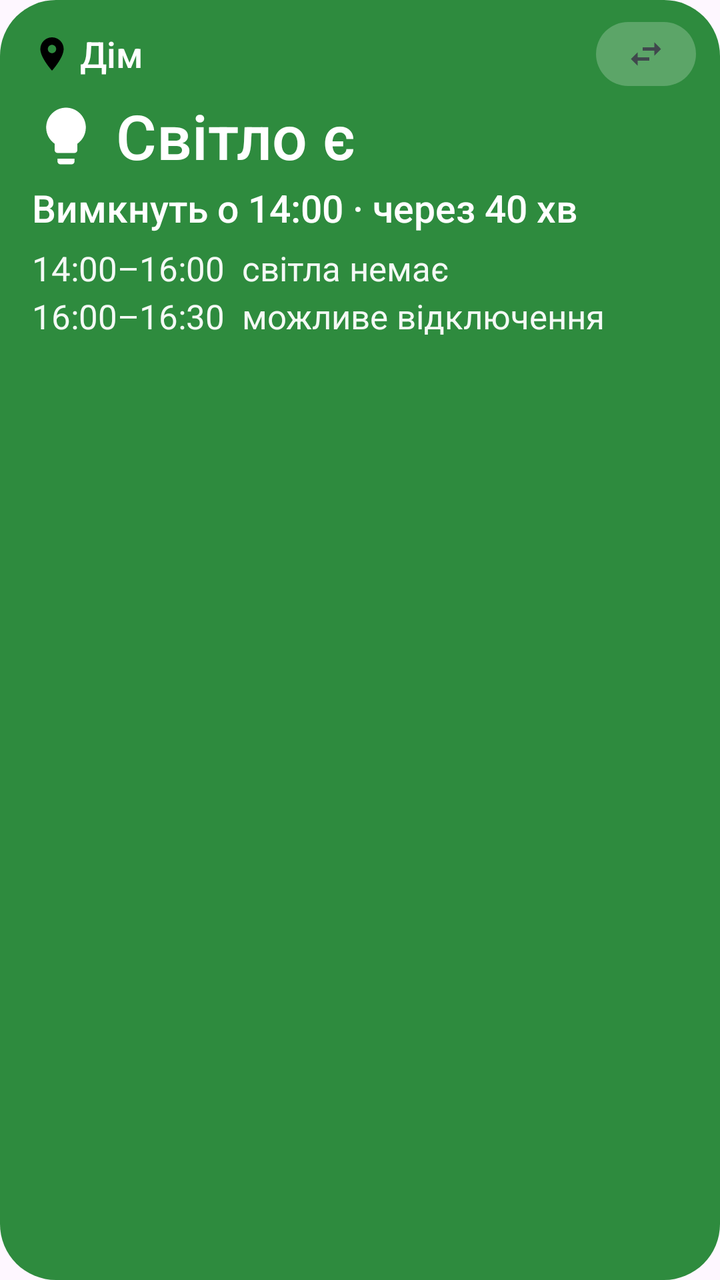
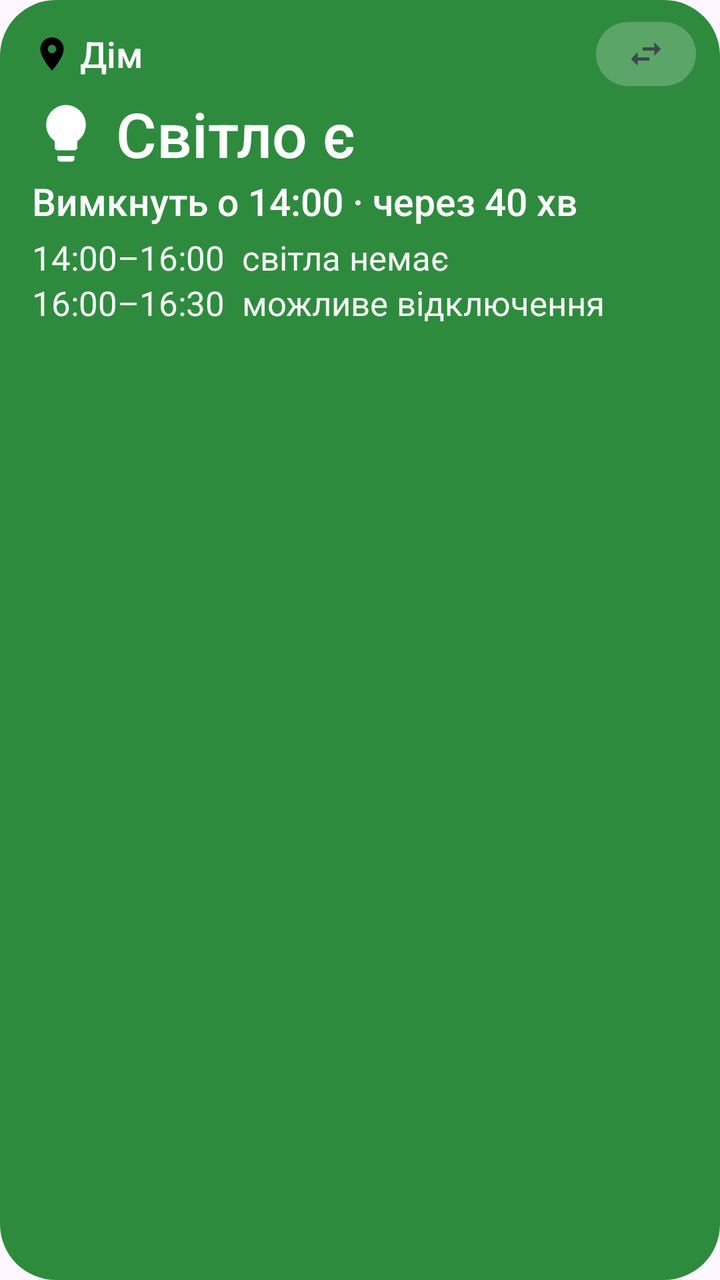

The first picture is an Android layout as it rendered before a commit; the second is the same layout after the commit. The layout source and the unified diff follow.
<!-- AndroidManifest.xml: application theme AppTheme -->
<!-- res/layout/widget_power.xml -->
<?xml version="1.0" encoding="utf-8"?>
<LinearLayout xmlns:android="http://schemas.android.com/apk/res/android"
    android:id="@+id/w_root"
    android:layout_width="match_parent"
    android:layout_height="match_parent"
    android:background="@drawable/wbg_on"
    android:gravity="top"
    android:orientation="vertical"
    android:paddingStart="16dp"
    android:paddingTop="10dp"
    android:paddingEnd="12dp"
    android:paddingBottom="10dp">

    
    <LinearLayout
        android:id="@+id/w_header"
        android:layout_width="match_parent"
        android:layout_height="34dp"
        android:gravity="center_vertical"
        android:orientation="horizontal">

        <ImageView
            android:id="@+id/w_pin"
            android:layout_width="20dp"
            android:layout_height="20dp"
            android:contentDescription="@null"
            android:src="@drawable/ic_place" />

        <TextView
            android:id="@+id/w_address"
            android:layout_width="0dp"
            android:layout_height="wrap_content"
            android:layout_marginStart="4dp"
            android:layout_weight="1"
            android:ellipsize="end"
            android:fontFamily="sans-serif-medium"
            android:maxLines="1"
            android:text="Дім"
            android:textColor="#FFFFFFFF"
            android:textSize="18dp" />

        <ImageView
            android:id="@+id/w_switch"
            android:layout_width="50dp"
            android:layout_height="32dp"
            android:background="@drawable/switch_pill_light"
            android:contentDescription="Інша адреса"
            android:padding="6dp"
            android:scaleType="fitCenter"
            android:src="@drawable/ic_swap" />
    </LinearLayout>

    <LinearLayout
        android:layout_width="match_parent"
        android:layout_height="44dp"
        android:layout_marginTop="2dp"
        android:gravity="center_vertical"
        android:orientation="horizontal">

        <ImageView
            android:id="@+id/w_icon"
            android:layout_width="34dp"
            android:layout_height="34dp"
            android:contentDescription="@null"
            android:src="@drawable/ic_status_on" />

        <TextView
            android:id="@+id/w_status"
            android:layout_width="0dp"
            android:layout_height="44dp"
            android:layout_marginStart="8dp"
            android:layout_weight="1"
            android:autoSizeMaxTextSize="31dp"
            android:autoSizeMinTextSize="20dp"
            android:autoSizeStepGranularity="1dp"
            android:autoSizeTextType="uniform"
            android:fontFamily="sans-serif-medium"
            android:gravity="center_vertical"
            android:maxLines="1"
            android:text="Світло є"
            android:textColor="#FFFFFFFF" />
    </LinearLayout>

    <TextView
        android:id="@+id/w_detail"
        android:layout_width="match_parent"
        android:layout_height="28dp"
        android:autoSizeMaxTextSize="19dp"
        android:autoSizeMinTextSize="14dp"
        android:autoSizeStepGranularity="1dp"
        android:autoSizeTextType="uniform"
        android:fontFamily="sans-serif-medium"
        android:gravity="center_vertical"
        android:maxLines="1"
        android:text="Вимкнуть о 14:00 · через 40 хв"
        android:textColor="#FFFFFFFF" />

    <TextView
        android:id="@+id/w_row1"
        android:layout_width="match_parent"
        android:layout_height="24dp"
        android:layout_marginTop="4dp"
        android:autoSizeMaxTextSize="17dp"
        android:autoSizeMinTextSize="13dp"
        android:autoSizeStepGranularity="1dp"
        android:autoSizeTextType="uniform"
        android:gravity="center_vertical"
        android:maxLines="1"
        android:text="14:00–16:00  світла немає"
        android:textColor="#F2FFFFFF" />

    <TextView
        android:id="@+id/w_row2"
        android:layout_width="match_parent"
        android:layout_height="24dp"
        android:autoSizeMaxTextSize="17dp"
        android:autoSizeMinTextSize="13dp"
        android:autoSizeStepGranularity="1dp"
        android:autoSizeTextType="uniform"
        android:gravity="center_vertical"
        android:maxLines="1"
        android:text="16:00–16:30  можливе відключення"
        android:textColor="#F2FFFFFF" />

    <TextView
        android:id="@+id/w_row3"
        android:layout_width="match_parent"
        android:layout_height="24dp"
        android:autoSizeMaxTextSize="17dp"
        android:autoSizeMinTextSize="13dp"
        android:autoSizeStepGranularity="1dp"
        android:autoSizeTextType="uniform"
        android:gravity="center_vertical"
        android:maxLines="1"
        android:textColor="#F2FFFFFF"
        android:visibility="gone" />

    <TextView
        android:id="@+id/w_row4"
        android:layout_width="match_parent"
        android:layout_height="24dp"
        android:autoSizeMaxTextSize="17dp"
        android:autoSizeMinTextSize="13dp"
        android:autoSizeStepGranularity="1dp"
        android:autoSizeTextType="uniform"
        android:gravity="center_vertical"
        android:maxLines="1"
        android:textColor="#F2FFFFFF"
        android:visibility="gone" />
</LinearLayout>
<!-- resources referenced by this layout -->
<resources>
  <!-- drawable ic_place (drawable) -->
  <?xml version="1.0" encoding="utf-8"?>
  <vector xmlns:android="http://schemas.android.com/apk/res/android"
      android:width="24dp"
      android:height="24dp"
      android:viewportWidth="24"
      android:viewportHeight="24">
      <path android:fillColor="#FF000000" android:pathData="M12,2C8.13,2 5,5.13 5,9c0,5.25 7,13 7,13s7,-7.75 7,-13c0,-3.87 -3.13,-7 -7,-7zM12,11.5c-1.38,0 -2.5,-1.12 -2.5,-2.5s1.12,-2.5 2.5,-2.5 2.5,1.12 2.5,2.5 -1.12,2.5 -2.5,2.5z" />
  </vector>
  <!-- drawable ic_status_on (drawable) -->
  <?xml version="1.0" encoding="utf-8"?>
  <vector xmlns:android="http://schemas.android.com/apk/res/android"
      android:width="24dp"
      android:height="24dp"
      android:viewportWidth="24"
      android:viewportHeight="24">
      <path android:fillColor="@color/st_on_content" android:pathData="M9,21c0,0.55 0.45,1 1,1h4c0.55,0 1,-0.45 1,-1v-1H9V21zM12,2C8.14,2 5,5.14 5,9c0,2.38 1.19,4.47 3,5.74V17c0,0.55 0.45,1 1,1h6c0.55,0 1,-0.45 1,-1v-2.26c1.81,-1.27 3,-3.36 3,-5.74C19,5.14 15.86,2 12,2z" />
  </vector>
  <!-- drawable ic_swap (drawable) -->
  <?xml version="1.0" encoding="utf-8"?>
  <vector xmlns:android="http://schemas.android.com/apk/res/android"
      android:width="24dp"
      android:height="24dp"
      android:viewportWidth="24"
      android:viewportHeight="24">
      <path android:fillColor="@color/widget_sub" android:pathData="M6.99,11L3,15l3.99,4v-3H14v-2H6.99v-3zM21,9l-3.99,-4v3H10v2h7.01v3L21,9z" />
  </vector>
  <!-- drawable switch_pill_light (drawable) -->
  <?xml version="1.0" encoding="utf-8"?>
  <shape xmlns:android="http://schemas.android.com/apk/res/android" android:shape="rectangle">
      <solid android:color="#38FFFFFF" />
      <corners android:radius="100dp" />
  </shape>
  <!-- drawable wbg_on (drawable) -->
  <?xml version="1.0" encoding="utf-8"?>
  <shape xmlns:android="http://schemas.android.com/apk/res/android" android:shape="rectangle">
      <solid android:color="@color/st_on_container" />
      <corners android:radius="26dp" />
  </shape>
  <style name="AppTheme" parent="Theme.Material3.DayNight.NoActionBar">
          <item name="android:statusBarColor">?attr/colorSurface</item>
          <item name="android:windowLightStatusBar">@bool/light_bars</item>
      </style>
  <color name="st_on_content">#FFFFFF</color>
  <color name="widget_sub">#44474F</color>
  <color name="st_on_container">#2E8B3E</color>
</resources>

<!-- the commit's change to res/layout/widget_power.xml (unified diff, before → after) -->
@@ -1,4 +1,5 @@
 <?xml version="1.0" encoding="utf-8"?>
+
 <LinearLayout xmlns:android="http://schemas.android.com/apk/res/android"
     android:id="@+id/w_root"
     android:layout_width="match_parent"
@@ -52,9 +53,10 @@
 
     <LinearLayout
         android:layout_width="match_parent"
-        android:layout_height="44dp"
+        android:layout_height="wrap_content"
         android:layout_marginTop="2dp"
         android:gravity="center_vertical"
+        android:minHeight="40dp"
         android:orientation="horizontal">
 
         <ImageView
@@ -66,14 +68,12 @@
 
         <TextView
             android:id="@+id/w_status"
+            android:textSize="31dp"
+            android:ellipsize="end"
             android:layout_width="0dp"
-            android:layout_height="44dp"
+            android:layout_height="wrap_content"
             android:layout_marginStart="8dp"
             android:layout_weight="1"
-            android:autoSizeMaxTextSize="31dp"
-            android:autoSizeMinTextSize="20dp"
-            android:autoSizeStepGranularity="1dp"
-            android:autoSizeTextType="uniform"
             android:fontFamily="sans-serif-medium"
             android:gravity="center_vertical"
             android:maxLines="1"
@@ -83,12 +83,10 @@
 
     <TextView
         android:id="@+id/w_detail"
+        android:textSize="19dp"
+        android:ellipsize="end"
         android:layout_width="match_parent"
-        android:layout_height="28dp"
-        android:autoSizeMaxTextSize="19dp"
-        android:autoSizeMinTextSize="14dp"
-        android:autoSizeStepGranularity="1dp"
-        android:autoSizeTextType="uniform"
+        android:layout_height="wrap_content"
         android:fontFamily="sans-serif-medium"
         android:gravity="center_vertical"
         android:maxLines="1"
@@ -97,13 +95,11 @@
 
     <TextView
         android:id="@+id/w_row1"
+        android:textSize="17dp"
+        android:ellipsize="end"
         android:layout_width="match_parent"
-        android:layout_height="24dp"
+        android:layout_height="wrap_content"
         android:layout_marginTop="4dp"
-        android:autoSizeMaxTextSize="17dp"
-        android:autoSizeMinTextSize="13dp"
-        android:autoSizeStepGranularity="1dp"
-        android:autoSizeTextType="uniform"
         android:gravity="center_vertical"
         android:maxLines="1"
         android:text="14:00–16:00  світла немає"
@@ -111,12 +107,10 @@
 
     <TextView
         android:id="@+id/w_row2"
+        android:textSize="17dp"
+        android:ellipsize="end"
         android:layout_width="match_parent"
-        android:layout_height="24dp"
-        android:autoSizeMaxTextSize="17dp"
-        android:autoSizeMinTextSize="13dp"
-        android:autoSizeStepGranularity="1dp"
-        android:autoSizeTextType="uniform"
+        android:layout_height="wrap_content"
         android:gravity="center_vertical"
         android:maxLines="1"
         android:text="16:00–16:30  можливе відключення"
@@ -124,12 +118,10 @@
 
     <TextView
         android:id="@+id/w_row3"
+        android:textSize="17dp"
+        android:ellipsize="end"
         android:layout_width="match_parent"
-        android:layout_height="24dp"
-        android:autoSizeMaxTextSize="17dp"
-        android:autoSizeMinTextSize="13dp"
-        android:autoSizeStepGranularity="1dp"
-        android:autoSizeTextType="uniform"
+        android:layout_height="wrap_content"
         android:gravity="center_vertical"
         android:maxLines="1"
         android:textColor="#F2FFFFFF"
@@ -137,12 +129,10 @@
 
     <TextView
         android:id="@+id/w_row4"
+        android:textSize="17dp"
+        android:ellipsize="end"
         android:layout_width="match_parent"
-        android:layout_height="24dp"
-        android:autoSizeMaxTextSize="17dp"
-        android:autoSizeMinTextSize="13dp"
-        android:autoSizeStepGranularity="1dp"
-        android:autoSizeTextType="uniform"
+        android:layout_height="wrap_content"
         android:gravity="center_vertical"
         android:maxLines="1"
         android:textColor="#F2FFFFFF"
